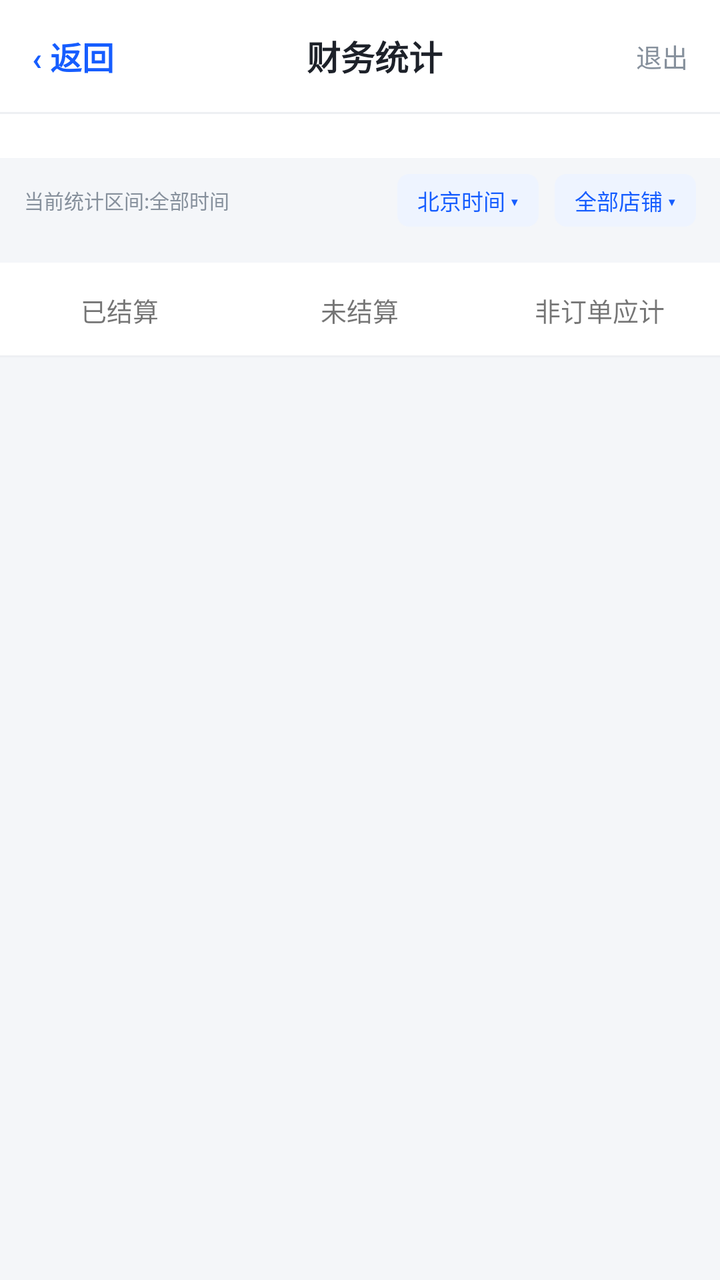
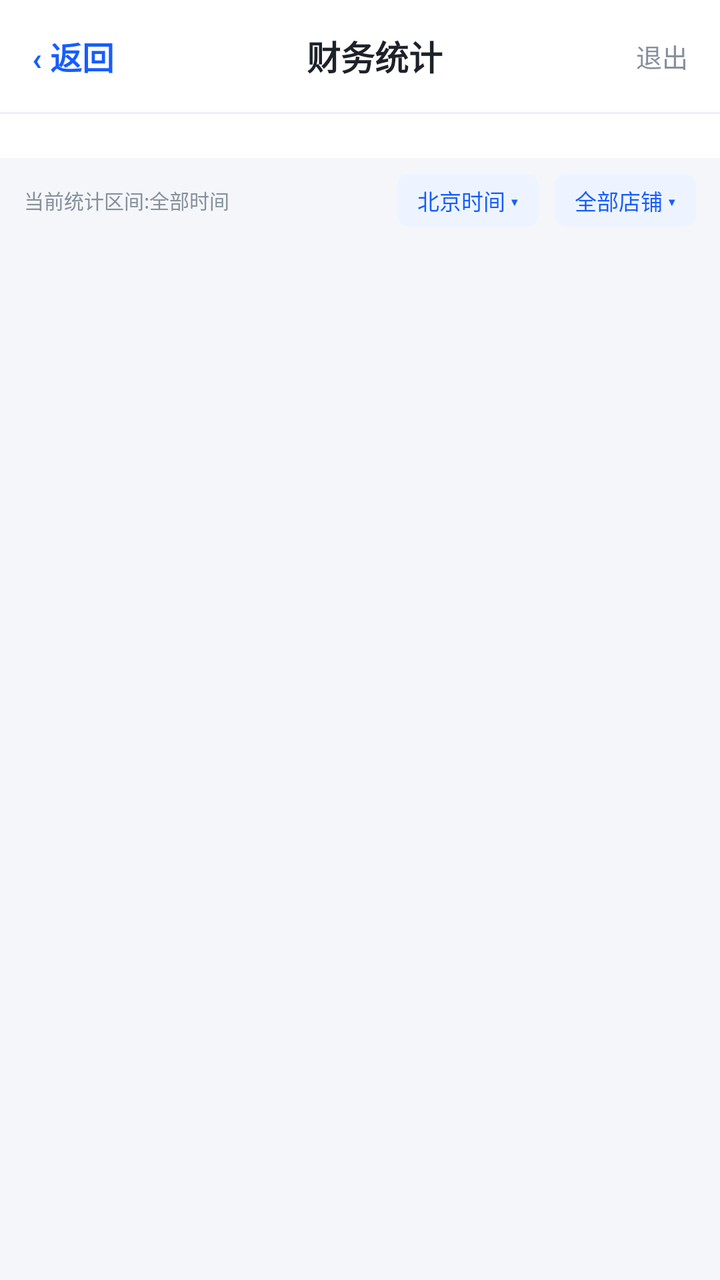

An Android layout rendered at two revisions. The XML below is the earlier revision; the diff shows what the commit changed to produce the second picture.
<!-- AndroidManifest.xml: application theme AppTheme -->
<!-- res/layout/activity_finance.xml -->
<?xml version="1.0" encoding="utf-8"?>
<LinearLayout xmlns:android="http://schemas.android.com/apk/res/android"
    android:layout_width="match_parent"
    android:layout_height="match_parent"
    android:fitsSystemWindows="true"
    android:orientation="vertical"
    android:background="@color/page_bg">

    
    <LinearLayout
        android:layout_width="match_parent"
        android:layout_height="56dp"
        android:orientation="horizontal"
        android:gravity="center_vertical"
        android:background="#ffffff"
        android:paddingHorizontal="8dp">

        <TextView
            android:id="@+id/financeBackBtn"
            android:layout_width="wrap_content"
            android:layout_height="wrap_content"
            android:text="‹ 返回"
            android:textColor="@color/primary"
            android:textSize="16sp"
            android:textStyle="bold"
            android:paddingHorizontal="8dp"
            android:paddingVertical="12dp" />

        <TextView
            android:layout_width="0dp"
            android:layout_height="wrap_content"
            android:layout_weight="1"
            android:text="财务统计"
            android:textColor="@color/text_primary"
            android:textSize="17sp"
            android:textStyle="bold"
            android:gravity="center" />

        <TextView
            android:id="@+id/financeLogoutBtn"
            android:layout_width="wrap_content"
            android:layout_height="wrap_content"
            android:text="退出"
            android:textColor="@color/text_muted"
            android:textSize="13sp"
            android:paddingHorizontal="8dp"
            android:paddingVertical="12dp" />
    </LinearLayout>

    
    <View
        android:layout_width="match_parent"
        android:layout_height="1dp"
        android:background="@color/divider" />

    
    <HorizontalScrollView
        android:layout_width="match_parent"
        android:layout_height="wrap_content"
        android:scrollbars="none"
        android:background="#ffffff"
        android:paddingTop="6dp"
        android:paddingBottom="8dp">

        <LinearLayout
            android:id="@+id/presetContainer"
            android:layout_width="wrap_content"
            android:layout_height="wrap_content"
            android:orientation="horizontal"
            android:paddingHorizontal="12dp" />
    </HorizontalScrollView>

    
    <HorizontalScrollView
        android:layout_width="match_parent"
        android:layout_height="wrap_content"
        android:scrollbars="none"
        android:background="#ffffff"
        android:paddingBottom="8dp">

        <LinearLayout
            android:id="@+id/monthContainer"
            android:layout_width="wrap_content"
            android:layout_height="wrap_content"
            android:orientation="horizontal"
            android:paddingHorizontal="12dp" />
    </HorizontalScrollView>

    
    <LinearLayout
        android:layout_width="match_parent"
        android:layout_height="wrap_content"
        android:orientation="horizontal"
        android:gravity="center_vertical"
        android:paddingHorizontal="12dp"
        android:paddingTop="8dp"
        android:paddingBottom="2dp">

        <TextView
            android:id="@+id/rangeHint"
            android:layout_width="0dp"
            android:layout_height="wrap_content"
            android:layout_weight="1"
            android:text="当前统计区间:全部时间"
            android:textSize="10sp"
            android:textColor="@color/text_muted"
            android:maxLines="2" />

        <TextView
            android:id="@+id/tzBtn"
            android:layout_width="wrap_content"
            android:layout_height="wrap_content"
            android:text="北京时间 ▾"
            android:textSize="11sp"
            android:textColor="@color/primary"
            android:background="@drawable/bg_tag_blue"
            android:paddingHorizontal="10dp"
            android:paddingVertical="5dp" />

        <TextView
            android:id="@+id/financeStoreBtn"
            android:layout_width="wrap_content"
            android:layout_height="wrap_content"
            android:text="全部店铺 ▾"
            android:textSize="11sp"
            android:textColor="@color/primary"
            android:background="@drawable/bg_tag_blue"
            android:paddingHorizontal="10dp"
            android:paddingVertical="5dp"
            android:layout_marginStart="8dp" />
    </LinearLayout>

    
    <ScrollView
        android:layout_width="match_parent"
        android:layout_height="0dp"
        android:layout_weight="1"
        android:fillViewport="true"
        android:scrollbars="none">

    <LinearLayout
        android:layout_width="match_parent"
        android:layout_height="wrap_content"
        android:orientation="vertical">

    
    <LinearLayout
        android:id="@+id/summaryContainer"
        android:layout_width="match_parent"
        android:layout_height="wrap_content"
        android:orientation="vertical"
        android:paddingHorizontal="12dp"
        android:paddingTop="8dp"
        android:clipChildren="false"
        android:clipToPadding="false" />

    
    <LinearLayout
        android:layout_width="match_parent"
        android:layout_height="wrap_content"
        android:orientation="horizontal"
        android:background="#ffffff"
        android:paddingTop="8dp"
        android:layout_marginTop="8dp">

        <LinearLayout
            android:layout_width="0dp"
            android:layout_height="wrap_content"
            android:layout_weight="1"
            android:orientation="vertical"
            android:gravity="center_horizontal">

            <TextView
                android:id="@+id/detailTabSettled"
                android:layout_width="wrap_content"
                android:layout_height="wrap_content"
                android:text="已结算"
                android:textSize="13sp"
                android:paddingHorizontal="8dp"
                android:paddingVertical="6dp" />

            <View
                android:id="@+id/tabIndicatorSettled"
                android:layout_width="32dp"
                android:layout_height="3dp"
                android:layout_marginTop="4dp"
                android:background="@drawable/bg_tab_indicator"
                android:visibility="invisible" />
        </LinearLayout>

        <LinearLayout
            android:layout_width="0dp"
            android:layout_height="wrap_content"
            android:layout_weight="1"
            android:orientation="vertical"
            android:gravity="center_horizontal">

            <TextView
                android:id="@+id/detailTabPending"
                android:layout_width="wrap_content"
                android:layout_height="wrap_content"
                android:text="未结算"
                android:textSize="13sp"
                android:paddingHorizontal="8dp"
                android:paddingVertical="6dp" />

            <View
                android:id="@+id/tabIndicatorPending"
                android:layout_width="32dp"
                android:layout_height="3dp"
                android:layout_marginTop="4dp"
                android:background="@drawable/bg_tab_indicator"
                android:visibility="invisible" />
        </LinearLayout>

        <LinearLayout
            android:layout_width="0dp"
            android:layout_height="wrap_content"
            android:layout_weight="1"
            android:orientation="vertical"
            android:gravity="center_horizontal">

            <TextView
                android:id="@+id/detailTabNonOrder"
                android:layout_width="wrap_content"
                android:layout_height="wrap_content"
                android:text="非订单应计"
                android:textSize="13sp"
                android:paddingHorizontal="8dp"
                android:paddingVertical="6dp" />

            <View
                android:id="@+id/tabIndicatorNonOrder"
                android:layout_width="32dp"
                android:layout_height="3dp"
                android:layout_marginTop="4dp"
                android:background="@drawable/bg_tab_indicator"
                android:visibility="invisible" />
        </LinearLayout>
    </LinearLayout>

    
    <LinearLayout
        android:id="@+id/financeSearchRow"
        android:layout_width="match_parent"
        android:layout_height="wrap_content"
        android:orientation="horizontal"
        android:gravity="center_vertical"
        android:background="#ffffff"
        android:paddingHorizontal="12dp"
        android:paddingTop="6dp"
        android:paddingBottom="8dp"
        android:visibility="gone">

        <EditText
            android:id="@+id/financeKeywordInput"
            android:layout_width="0dp"
            android:layout_height="40dp"
            android:layout_weight="1"
            android:background="@drawable/bg_input"
            android:paddingHorizontal="12dp"
            android:hint="搜索货件号"
            android:textSize="13sp"
            android:imeOptions="actionSearch"
            android:singleLine="true" />

        <TextView
            android:id="@+id/financeSearchBtn"
            android:layout_width="wrap_content"
            android:layout_height="wrap_content"
            android:text="搜索"
            android:textColor="@color/primary"
            android:textSize="14sp"
            android:textStyle="bold"
            android:padding="8dp"
            android:layout_marginStart="8dp" />
    </LinearLayout>

    
    <View
        android:layout_width="match_parent"
        android:layout_height="1dp"
        android:background="@color/divider" />

    <ProgressBar
        android:id="@+id/financeProgress"
        android:layout_width="wrap_content"
        android:layout_height="wrap_content"
        android:layout_gravity="center_horizontal"
        android:layout_marginTop="10dp"
        android:visibility="gone" />

    <androidx.recyclerview.widget.RecyclerView
        android:id="@+id/financeRecyclerView"
        android:layout_width="match_parent"
        android:layout_height="wrap_content"
        android:nestedScrollingEnabled="false"
        android:clipToPadding="false"
        android:padding="12dp" />

    <TextView
        android:id="@+id/financeLoadMoreTip"
        android:layout_width="match_parent"
        android:layout_height="wrap_content"
        android:text=""
        android:textSize="12sp"
        android:textColor="@color/text_placeholder"
        android:gravity="center"
        android:padding="6dp"
        android:visibility="gone" />

    </LinearLayout>

    </ScrollView>

</LinearLayout>
<!-- resources referenced by this layout -->
<resources>
  <color name="divider">#eef0f3</color>
  <color name="page_bg">#f4f6f9</color>
  <color name="primary">#165dff</color>
  <color name="text_muted">#86909c</color>
  <color name="text_placeholder">#a6abb3</color>
  <color name="text_primary">#1d2129</color>
  <!-- drawable bg_input (drawable) -->
  <?xml version="1.0" encoding="utf-8"?>
  <shape xmlns:android="http://schemas.android.com/apk/res/android"
      android:shape="rectangle">
      <solid android:color="@color/neutral_bg" />
      <corners android:radius="@dimen/radius_md" />
  </shape>
  <!-- drawable bg_tab_indicator (drawable) -->
  <?xml version="1.0" encoding="utf-8"?>
  <shape xmlns:android="http://schemas.android.com/apk/res/android"
      android:shape="rectangle">
      <solid android:color="@color/primary" />
      <corners android:radius="2dp" />
  </shape>
  <!-- drawable bg_tag_blue (drawable) -->
  <?xml version="1.0" encoding="utf-8"?>
  <shape xmlns:android="http://schemas.android.com/apk/res/android"
      android:shape="rectangle">
      <solid android:color="@color/primary_bg" />
      <corners android:radius="@dimen/radius_sm" />
  </shape>
  <style name="AppTheme" parent="android:Theme.Material.Light.NoActionBar">
          <item name="android:statusBarColor">#165dff</item>
          <item name="android:navigationBarColor">#ffffff</item>
          <item name="android:windowBackground">#f2f3f5</item>
      </style>
  <color name="neutral_bg">#f2f3f5</color>
  <dimen name="radius_md">10dp</dimen>
  <color name="primary_bg">#eef4ff</color>
  <dimen name="radius_sm">6dp</dimen>
</resources>

<!-- the commit's change to res/layout/activity_finance.xml (unified diff, before → after) -->
@@ -131,186 +131,12 @@
     </LinearLayout>
 
     
-    <ScrollView
+    <androidx.recyclerview.widget.RecyclerView
+        android:id="@+id/financeRecyclerView"
         android:layout_width="match_parent"
         android:layout_height="0dp"
         android:layout_weight="1"
-        android:fillViewport="true"
-        android:scrollbars="none">
-
-    <LinearLayout
-        android:layout_width="match_parent"
-        android:layout_height="wrap_content"
-        android:orientation="vertical">
-
-    
-    <LinearLayout
-        android:id="@+id/summaryContainer"
-        android:layout_width="match_parent"
-        android:layout_height="wrap_content"
-        android:orientation="vertical"
-        android:paddingHorizontal="12dp"
-        android:paddingTop="8dp"
-        android:clipChildren="false"
-        android:clipToPadding="false" />
-
-    
-    <LinearLayout
-        android:layout_width="match_parent"
-        android:layout_height="wrap_content"
-        android:orientation="horizontal"
-        android:background="#ffffff"
-        android:paddingTop="8dp"
-        android:layout_marginTop="8dp">
-
-        <LinearLayout
-            android:layout_width="0dp"
-            android:layout_height="wrap_content"
-            android:layout_weight="1"
-            android:orientation="vertical"
-            android:gravity="center_horizontal">
-
-            <TextView
-                android:id="@+id/detailTabSettled"
-                android:layout_width="wrap_content"
-                android:layout_height="wrap_content"
-                android:text="已结算"
-                android:textSize="13sp"
-                android:paddingHorizontal="8dp"
-                android:paddingVertical="6dp" />
-
-            <View
-                android:id="@+id/tabIndicatorSettled"
-                android:layout_width="32dp"
-                android:layout_height="3dp"
-                android:layout_marginTop="4dp"
-                android:background="@drawable/bg_tab_indicator"
-                android:visibility="invisible" />
-        </LinearLayout>
-
-        <LinearLayout
-            android:layout_width="0dp"
-            android:layout_height="wrap_content"
-            android:layout_weight="1"
-            android:orientation="vertical"
-            android:gravity="center_horizontal">
-
-            <TextView
-                android:id="@+id/detailTabPending"
-                android:layout_width="wrap_content"
-                android:layout_height="wrap_content"
-                android:text="未结算"
-                android:textSize="13sp"
-                android:paddingHorizontal="8dp"
-                android:paddingVertical="6dp" />
-
-            <View
-                android:id="@+id/tabIndicatorPending"
-                android:layout_width="32dp"
-                android:layout_height="3dp"
-                android:layout_marginTop="4dp"
-                android:background="@drawable/bg_tab_indicator"
-                android:visibility="invisible" />
-        </LinearLayout>
-
-        <LinearLayout
-            android:layout_width="0dp"
-            android:layout_height="wrap_content"
-            android:layout_weight="1"
-            android:orientation="vertical"
-            android:gravity="center_horizontal">
-
-            <TextView
-                android:id="@+id/detailTabNonOrder"
-                android:layout_width="wrap_content"
-                android:layout_height="wrap_content"
-                android:text="非订单应计"
-                android:textSize="13sp"
-                android:paddingHorizontal="8dp"
-                android:paddingVertical="6dp" />
-
-            <View
-                android:id="@+id/tabIndicatorNonOrder"
-                android:layout_width="32dp"
-                android:layout_height="3dp"
-                android:layout_marginTop="4dp"
-                android:background="@drawable/bg_tab_indicator"
-                android:visibility="invisible" />
-        </LinearLayout>
-    </LinearLayout>
-
-    
-    <LinearLayout
-        android:id="@+id/financeSearchRow"
-        android:layout_width="match_parent"
-        android:layout_height="wrap_content"
-        android:orientation="horizontal"
-        android:gravity="center_vertical"
-        android:background="#ffffff"
-        android:paddingHorizontal="12dp"
-        android:paddingTop="6dp"
-        android:paddingBottom="8dp"
-        android:visibility="gone">
-
-        <EditText
-            android:id="@+id/financeKeywordInput"
-            android:layout_width="0dp"
-            android:layout_height="40dp"
-            android:layout_weight="1"
-            android:background="@drawable/bg_input"
-            android:paddingHorizontal="12dp"
-            android:hint="搜索货件号"
-            android:textSize="13sp"
-            android:imeOptions="actionSearch"
-            android:singleLine="true" />
-
-        <TextView
-            android:id="@+id/financeSearchBtn"
-            android:layout_width="wrap_content"
-            android:layout_height="wrap_content"
-            android:text="搜索"
-            android:textColor="@color/primary"
-            android:textSize="14sp"
-            android:textStyle="bold"
-            android:padding="8dp"
-            android:layout_marginStart="8dp" />
-    </LinearLayout>
-
-    
-    <View
-        android:layout_width="match_parent"
-        android:layout_height="1dp"
-        android:background="@color/divider" />
-
-    <ProgressBar
-        android:id="@+id/financeProgress"
-        android:layout_width="wrap_content"
-        android:layout_height="wrap_content"
-        android:layout_gravity="center_horizontal"
-        android:layout_marginTop="10dp"
-        android:visibility="gone" />
-
-    <androidx.recyclerview.widget.RecyclerView
-        android:id="@+id/financeRecyclerView"
-        android:layout_width="match_parent"
-        android:layout_height="wrap_content"
-        android:nestedScrollingEnabled="false"
         android:clipToPadding="false"
-        android:padding="12dp" />
-
-    <TextView
-        android:id="@+id/financeLoadMoreTip"
-        android:layout_width="match_parent"
-        android:layout_height="wrap_content"
-        android:text=""
-        android:textSize="12sp"
-        android:textColor="@color/text_placeholder"
-        android:gravity="center"
-        android:padding="6dp"
-        android:visibility="gone" />
-
-    </LinearLayout>
-
-    </ScrollView>
+        android:scrollbars="vertical" />
 
 </LinearLayout>
<!-- resource entries referenced after the edit -->
@@ -4,22 +4,7 @@
   <color name="page_bg">#f4f6f9</color>
   <color name="primary">#165dff</color>
   <color name="text_muted">#86909c</color>
-  <color name="text_placeholder">#a6abb3</color>
   <color name="text_primary">#1d2129</color>
-  <!-- drawable bg_input (drawable) -->
-  <?xml version="1.0" encoding="utf-8"?>
-  <shape xmlns:android="http://schemas.android.com/apk/res/android"
-      android:shape="rectangle">
-      <solid android:color="@color/neutral_bg" />
-      <corners android:radius="@dimen/radius_md" />
-  </shape>
-  <!-- drawable bg_tab_indicator (drawable) -->
-  <?xml version="1.0" encoding="utf-8"?>
-  <shape xmlns:android="http://schemas.android.com/apk/res/android"
-      android:shape="rectangle">
-      <solid android:color="@color/primary" />
-      <corners android:radius="2dp" />
-  </shape>
   <!-- drawable bg_tag_blue (drawable) -->
   <?xml version="1.0" encoding="utf-8"?>
   <shape xmlns:android="http://schemas.android.com/apk/res/android"
@@ -32,8 +17,6 @@
           <item name="android:navigationBarColor">#ffffff</item>
           <item name="android:windowBackground">#f2f3f5</item>
       </style>
-  <color name="neutral_bg">#f2f3f5</color>
-  <dimen name="radius_md">10dp</dimen>
   <color name="primary_bg">#eef4ff</color>
   <dimen name="radius_sm">6dp</dimen>
 </resources>
